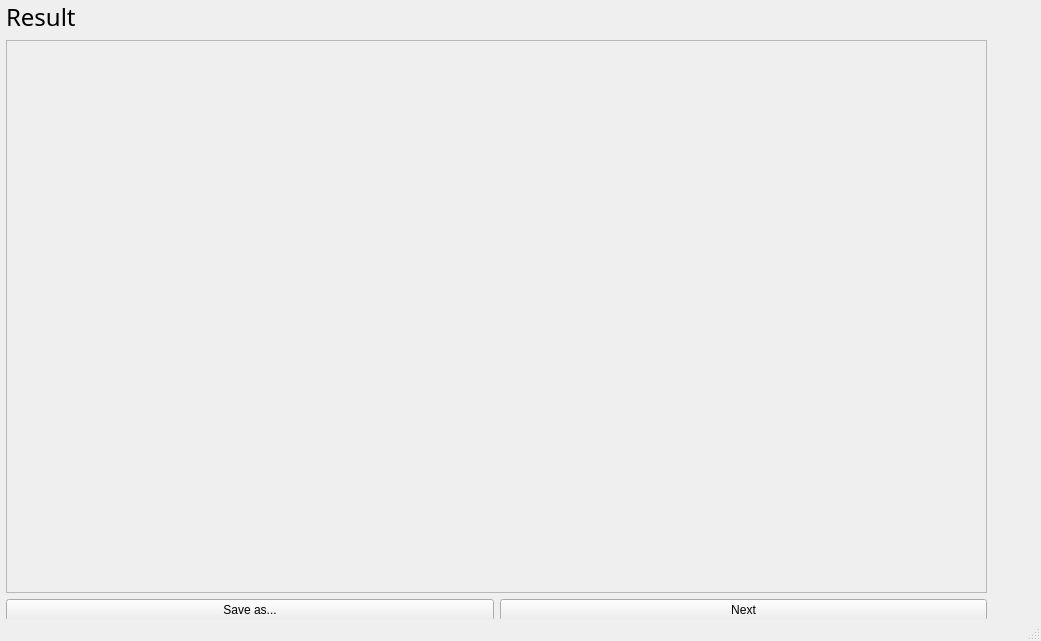
First picture: the form in UI.ui, repository yl12053/_yl12053_SBAASSM, before the edit.
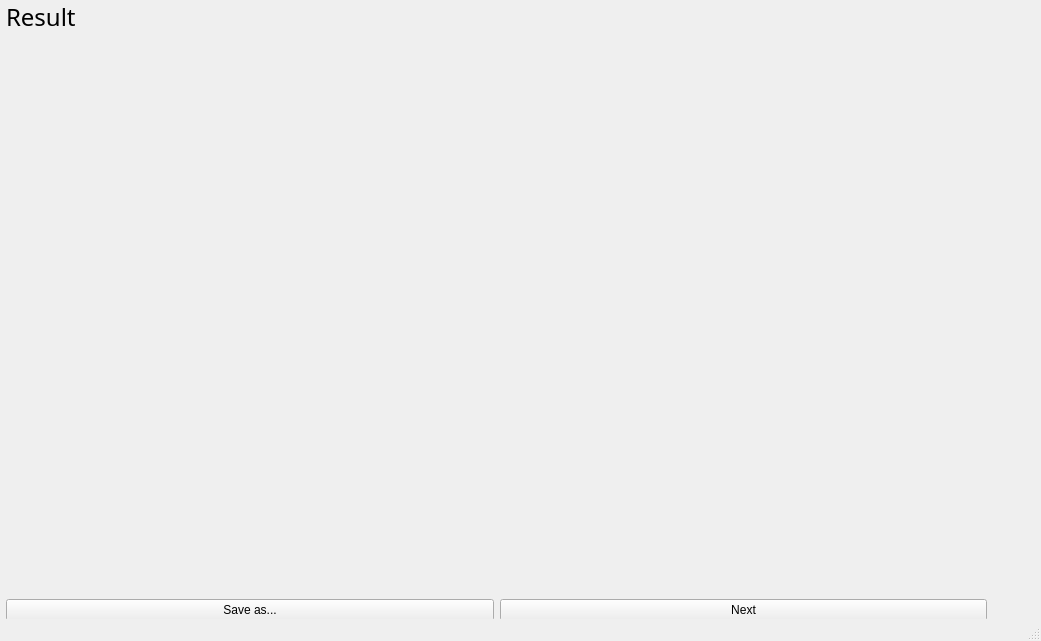
Second picture: the form after the edit. The open tabs and pages were chosen to show the change. Custom widgets are drawn as their Qt base class.

Diff of the .ui file:
```diff
--- a/UI.ui
+++ b/UI.ui
@@ -506,7 +506,7 @@
            <height>621</height>
           </rect>
          </property>
-         <layout class="QVBoxLayout" name="verticalLayout_4">
+         <layout class="QVBoxLayout" name="verticalLayout_4" stretch="0,1,0">
           <item>
            <widget class="QLabel" name="label_11">
             <property name="font">
@@ -521,30 +521,23 @@
            </widget>
           </item>
           <item>
-           <widget class="ScrollArea" name="ScrollArea_2">
-            <property name="widgetResizable">
-             <bool>true</bool>
+           <widget class="QWidget" name="widget" native="true">
+            <property name="sizePolicy">
+             <sizepolicy hsizetype="Expanding" vsizetype="Expanding">
+              <horstretch>0</horstretch>
+              <verstretch>0</verstretch>
+             </sizepolicy>
             </property>
-            <widget class="QWidget" name="scrollAreaWidgetContents_2">
+            <widget class="QWidget" name="horizontalLayoutWidget_2">
              <property name="geometry">
               <rect>
                <x>0</x>
                <y>0</y>
-               <width>977</width>
-               <height>543</height>
+               <width>981</width>
+               <height>561</height>
               </rect>
              </property>
-             <widget class="QWidget" name="verticalLayoutWidget_11">
-              <property name="geometry">
-               <rect>
-                <x>0</x>
-                <y>0</y>
-                <width>160</width>
-                <height>80</height>
-               </rect>
-              </property>
-              <layout class="QVBoxLayout" name="verticalLayout_17"/>
-             </widget>
+             <layout class="QHBoxLayout" name="horizontalLayout_7"/>
             </widget>
            </widget>
           </item>
```
Left out of the diff: 33 changed lines with no effect on the pictures.
